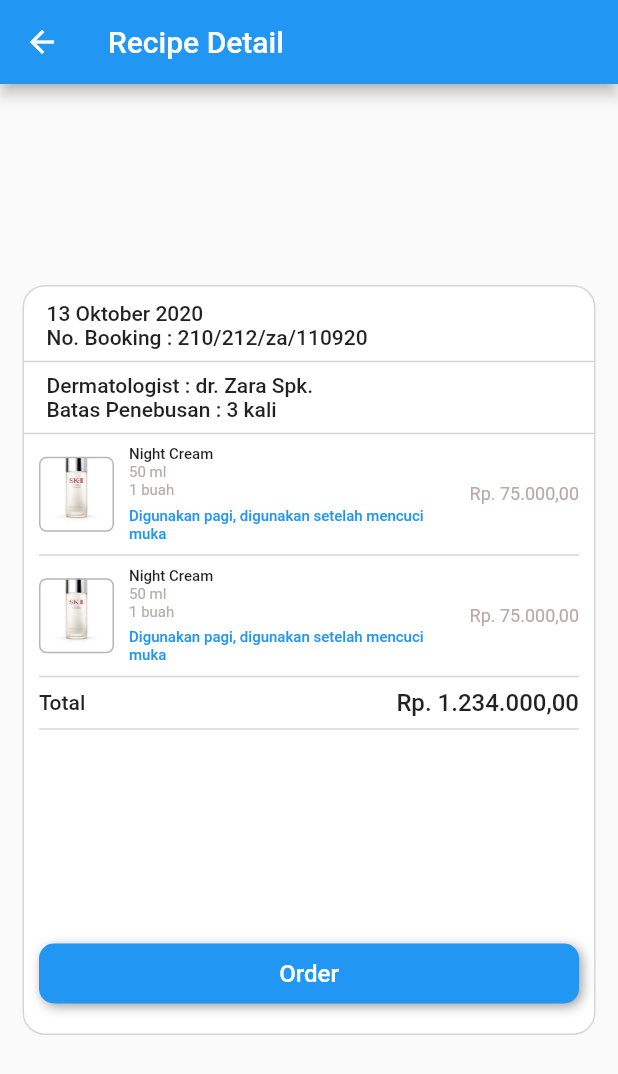
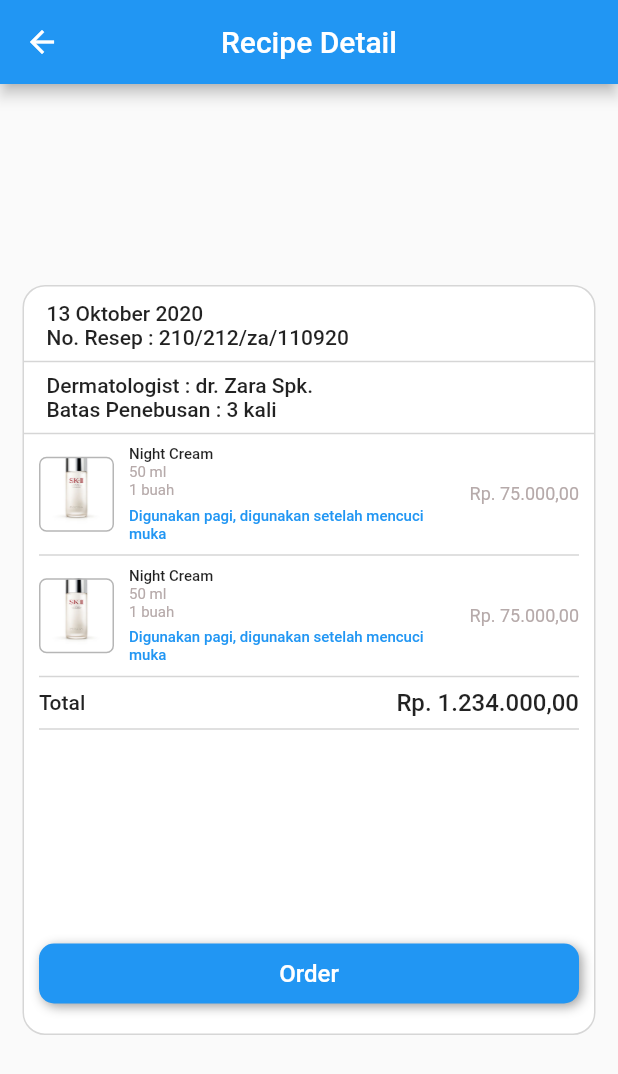
Before and after one commit to aldiandika/apps_kecantikan, a Flutter app: the RecipeDetail screen opened directly, on a phone screen of 412 x 824 dp. Shown: the top 1074 px of the screen. Run offline on Flutter 3.47's test engine with Material 2 defaults, Android fonts, the phone set to English and light mode, and no system bars; our stand-ins replace carousel_slider, get, smooth_page_indicator, timeline_tile.

Commit message:
lib/pages/recipe_detail_page.dart : mengganti letak text appbar, dan manambah route ke my recipe

```diff
--- a/lib/pages/recipe_detail_page.dart
+++ b/lib/pages/recipe_detail_page.dart
@@ -13,6 +13,7 @@ class RecipeDetail extends StatelessWidget {
     return Scaffold(
       appBar: AppBar(
         title: Text("Recipe Detail"),
+        centerTitle: true,
       ),
       body: Center(
         child: Container(
@@ -41,7 +42,7 @@ class RecipeDetail extends StatelessWidget {
                 padding: EdgeInsets.symmetric(
                   horizontal: 15,
                 ),
-                child: Text("No. Booking : 210/212/za/110920",
+                child: Text("No. Resep : 210/212/za/110920",
                     style: TextStyle(fontWeight: FontWeight.w500)),
               ),
               Divider(
```
Also changed, not shown: lib/widgets/recipe_box_widget.dart (+6 -1 lines).
